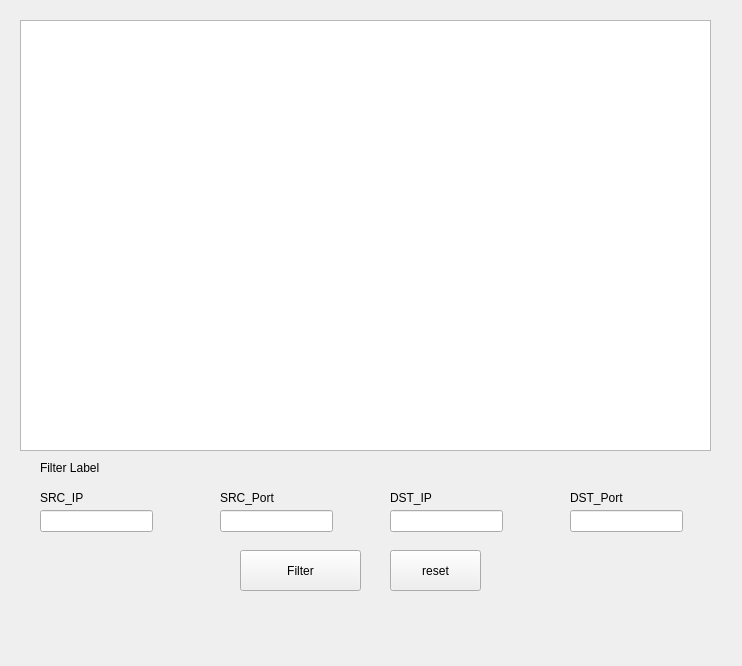
Qt form packetform.ui (FINALYESICAN/Qt_PacketReader) before a commit.
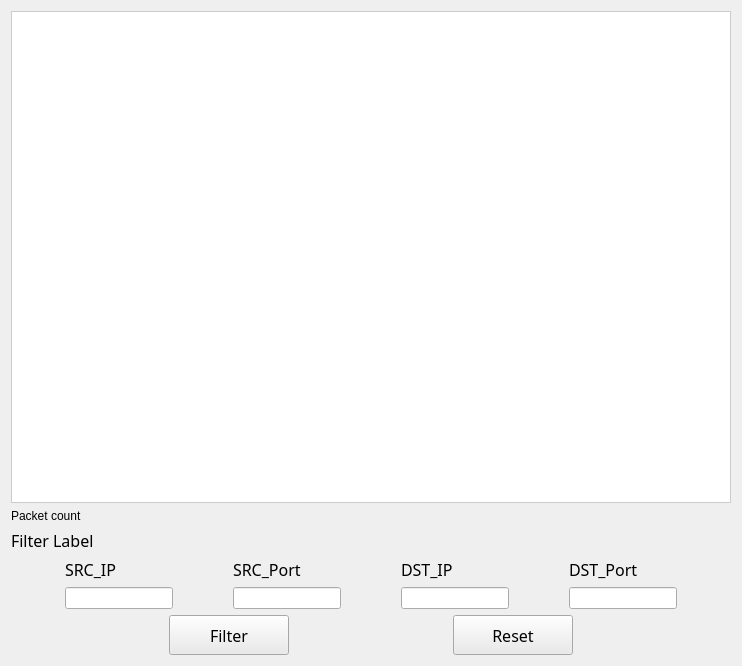
The same form after that commit.

Patch:
```diff
--- a/packetform.ui
+++ b/packetform.ui
@@ -13,147 +13,301 @@
   <property name="windowTitle">
    <string>Form</string>
   </property>
+  <layout class="QHBoxLayout" name="horizontalLayout_3">
+   <item>
+    <layout class="QVBoxLayout" name="verticalLayout_6">
+     <item>
   <widget class="QTableView" name="tablePacket">
-   <property name="geometry">
-    <rect>
-     <x>20</x>
-     <y>20</y>
-     <width>691</width>
-     <height>431</height>
-    </rect>
-   </property>
-  </widget>
-  <widget class="QLineEdit" name="leSrcIp">
-   <property name="geometry">
-    <rect>
-     <x>40</x>
-     <y>510</y>
-     <width>113</width>
-     <height>22</height>
-    </rect>
-   </property>
-  </widget>
-  <widget class="QLineEdit" name="leSrcPort">
-   <property name="geometry">
-    <rect>
-     <x>220</x>
-     <y>510</y>
-     <width>113</width>
-     <height>22</height>
-    </rect>
-   </property>
-  </widget>
-  <widget class="QLineEdit" name="leDstIp">
-   <property name="geometry">
-    <rect>
-     <x>390</x>
-     <y>510</y>
-     <width>113</width>
-     <height>22</height>
-    </rect>
-   </property>
-  </widget>
-  <widget class="QLineEdit" name="leDstPort">
-   <property name="geometry">
-    <rect>
-     <x>570</x>
-     <y>510</y>
-     <width>113</width>
-     <height>22</height>
-    </rect>
-   </property>
-  </widget>
+       <property name="styleSheet">
+        <string notr="true">QTableView {
+    background-color: #ffffff;
+    alternate-background-color: #f5f5f5;
+    gridline-color: #dcdcdc;
+    color: #333333;
+    selection-background-color: #d2e3fc;
+    selection-color: #000000;
+    border: 1px solid #cccccc;
+    font-family: &quot;Noto Sans&quot;;
+}
+
+QHeaderView::section {
+    background-color: #eaeaea;
+    color: #202124;
+    padding: 6px;
+    border: 1px solid #cccccc;
+    font-weight: bold;
+}
+
+QTableCornerButton::section {
+    background-color: #eaeaea;
+    border: 1px solid #cccccc;
+}</string>
+       </property>
+      </widget>
+     </item>
+     <item>
+      <widget class="QLabel" name="PacketCountLabel">
+       <property name="text">
+        <string>Packet count</string>
+       </property>
+      </widget>
+     </item>
+     <item>
+      <layout class="QVBoxLayout" name="verticalLayout_5">
+       <item>
+        <widget class="QLabel" name="Filter">
+         <property name="font">
+          <font>
+           <family>Noto Sans KR</family>
+           <pointsize>12</pointsize>
+          </font>
+         </property>
+         <property name="text">
+          <string>Filter Label</string>
+         </property>
+        </widget>
+       </item>
+       <item>
+        <layout class="QHBoxLayout" name="horizontalLayout">
+         <item>
+          <spacer name="horizontalSpacer_4">
+           <property name="orientation">
+            <enum>Qt::Orientation::Horizontal</enum>
+           </property>
+           <property name="sizeHint" stdset="0">
+            <size>
+             <width>40</width>
+             <height>20</height>
+            </size>
+           </property>
+          </spacer>
+         </item>
+         <item>
+          <layout class="QVBoxLayout" name="verticalLayout_4">
+           <item>
   <widget class="QLabel" name="label">
-   <property name="geometry">
-    <rect>
-     <x>40</x>
-     <y>490</y>
-     <width>48</width>
-     <height>16</height>
-    </rect>
+             <property name="font">
+              <font>
+               <family>Noto Sans KR</family>
+               <pointsize>12</pointsize>
+              </font>
    </property>
    <property name="text">
     <string>SRC_IP</string>
    </property>
   </widget>
+           </item>
+           <item>
+            <widget class="QLineEdit" name="leSrcIp"/>
+           </item>
+          </layout>
+         </item>
+         <item>
+          <spacer name="horizontalSpacer">
+           <property name="orientation">
+            <enum>Qt::Orientation::Horizontal</enum>
+           </property>
+           <property name="sizeHint" stdset="0">
+            <size>
+             <width>40</width>
+             <height>20</height>
+            </size>
+           </property>
+          </spacer>
+         </item>
+         <item>
+          <layout class="QVBoxLayout" name="verticalLayout_3">
+           <item>
   <widget class="QLabel" name="label_2">
-   <property name="geometry">
-    <rect>
-     <x>220</x>
-     <y>490</y>
-     <width>61</width>
-     <height>16</height>
-    </rect>
+             <property name="font">
+              <font>
+               <family>Noto Sans KR</family>
+               <pointsize>12</pointsize>
+              </font>
    </property>
    <property name="text">
     <string>SRC_Port</string>
    </property>
   </widget>
+           </item>
+           <item>
+            <widget class="QLineEdit" name="leSrcPort"/>
+           </item>
+          </layout>
+         </item>
+         <item>
+          <spacer name="horizontalSpacer_2">
+           <property name="orientation">
+            <enum>Qt::Orientation::Horizontal</enum>
+           </property>
+           <property name="sizeHint" stdset="0">
+            <size>
+             <width>40</width>
+             <height>20</height>
+            </size>
+           </property>
+          </spacer>
+         </item>
+         <item>
+          <layout class="QVBoxLayout" name="verticalLayout">
+           <item>
   <widget class="QLabel" name="label_3">
-   <property name="geometry">
-    <rect>
-     <x>390</x>
-     <y>490</y>
-     <width>48</width>
-     <height>16</height>
-    </rect>
+             <property name="font">
+              <font>
+               <family>Noto Sans KR</family>
+               <pointsize>12</pointsize>
+              </font>
    </property>
    <property name="text">
     <string>DST_IP</string>
    </property>
   </widget>
+           </item>
+           <item>
+            <widget class="QLineEdit" name="leDstIp"/>
+           </item>
+          </layout>
+         </item>
+         <item>
+          <spacer name="horizontalSpacer_3">
+           <property name="orientation">
+            <enum>Qt::Orientation::Horizontal</enum>
+           </property>
+           <property name="sizeHint" stdset="0">
+            <size>
+             <width>40</width>
+             <height>20</height>
+            </size>
+           </property>
+          </spacer>
+         </item>
+         <item>
+          <layout class="QVBoxLayout" name="verticalLayout_2">
+           <item>
   <widget class="QLabel" name="label_4">
-   <property name="geometry">
-    <rect>
-     <x>570</x>
-     <y>490</y>
-     <width>61</width>
-     <height>16</height>
-    </rect>
+             <property name="font">
+              <font>
+               <family>Noto Sans KR</family>
+               <pointsize>12</pointsize>
+              </font>
    </property>
    <property name="text">
     <string>DST_Port</string>
    </property>
   </widget>
+           </item>
+           <item>
+            <widget class="QLineEdit" name="leDstPort"/>
+           </item>
+          </layout>
+         </item>
+         <item>
+          <spacer name="horizontalSpacer_5">
+           <property name="orientation">
+            <enum>Qt::Orientation::Horizontal</enum>
+           </property>
+           <property name="sizeHint" stdset="0">
+            <size>
+             <width>40</width>
+             <height>20</height>
+            </size>
+           </property>
+          </spacer>
+         </item>
+        </layout>
+       </item>
+      </layout>
+     </item>
+     <item>
+      <layout class="QHBoxLayout" name="horizontalLayout_2">
+       <item>
+        <spacer name="horizontalSpacer_7">
+         <property name="orientation">
+          <enum>Qt::Orientation::Horizontal</enum>
+         </property>
+         <property name="sizeHint" stdset="0">
+          <size>
+           <width>40</width>
+           <height>20</height>
+          </size>
+         </property>
+        </spacer>
+       </item>
+       <item>
   <widget class="QPushButton" name="FilterButton">
-   <property name="geometry">
-    <rect>
-     <x>240</x>
-     <y>550</y>
-     <width>121</width>
-     <height>41</height>
-    </rect>
+         <property name="minimumSize">
+          <size>
+           <width>120</width>
+           <height>40</height>
+          </size>
+         </property>
+         <property name="font">
+          <font>
+           <family>Noto Sans KR</family>
+           <pointsize>12</pointsize>
+          </font>
+         </property>
+         <property name="styleSheet">
+          <string notr="true">background-color:  #eaeaea;</string>
    </property>
    <property name="text">
     <string>Filter</string>
    </property>
   </widget>
-  <widget class="QLabel" name="Filter">
-   <property name="geometry">
-    <rect>
-     <x>40</x>
-     <y>460</y>
-     <width>81</width>
-     <height>16</height>
-    </rect>
-   </property>
-   <property name="text">
-    <string>Filter Label</string>
-   </property>
-  </widget>
+       </item>
+       <item>
+        <spacer name="horizontalSpacer_6">
+         <property name="orientation">
+          <enum>Qt::Orientation::Horizontal</enum>
+         </property>
+         <property name="sizeHint" stdset="0">
+          <size>
+           <width>40</width>
+           <height>20</height>
+          </size>
+         </property>
+        </spacer>
+       </item>
+       <item>
   <widget class="QPushButton" name="ResetButton">
-   <property name="geometry">
-    <rect>
-     <x>390</x>
-     <y>550</y>
-     <width>91</width>
-     <height>41</height>
-    </rect>
+         <property name="minimumSize">
+          <size>
+           <width>120</width>
+           <height>40</height>
+          </size>
+         </property>
+         <property name="font">
+          <font>
+           <family>Noto Sans KR</family>
+           <pointsize>12</pointsize>
+          </font>
+         </property>
+         <property name="styleSheet">
+          <string notr="true">background-color:  #eaeaea;</string>
    </property>
    <property name="text">
-    <string>reset</string>
-   </property>
-  </widget>
+          <string>Reset</string>
+         </property>
+        </widget>
+       </item>
+       <item>
+        <spacer name="horizontalSpacer_8">
+         <property name="orientation">
+          <enum>Qt::Orientation::Horizontal</enum>
+         </property>
+         <property name="sizeHint" stdset="0">
+          <size>
+           <width>40</width>
+           <height>20</height>
+          </size>
+         </property>
+        </spacer>
+       </item>
+      </layout>
+     </item>
+    </layout>
+   </item>
+  </layout>
  </widget>
  <resources/>
  <connections/>
```
Lines whose indentation alone changed are shown as unchanged.
